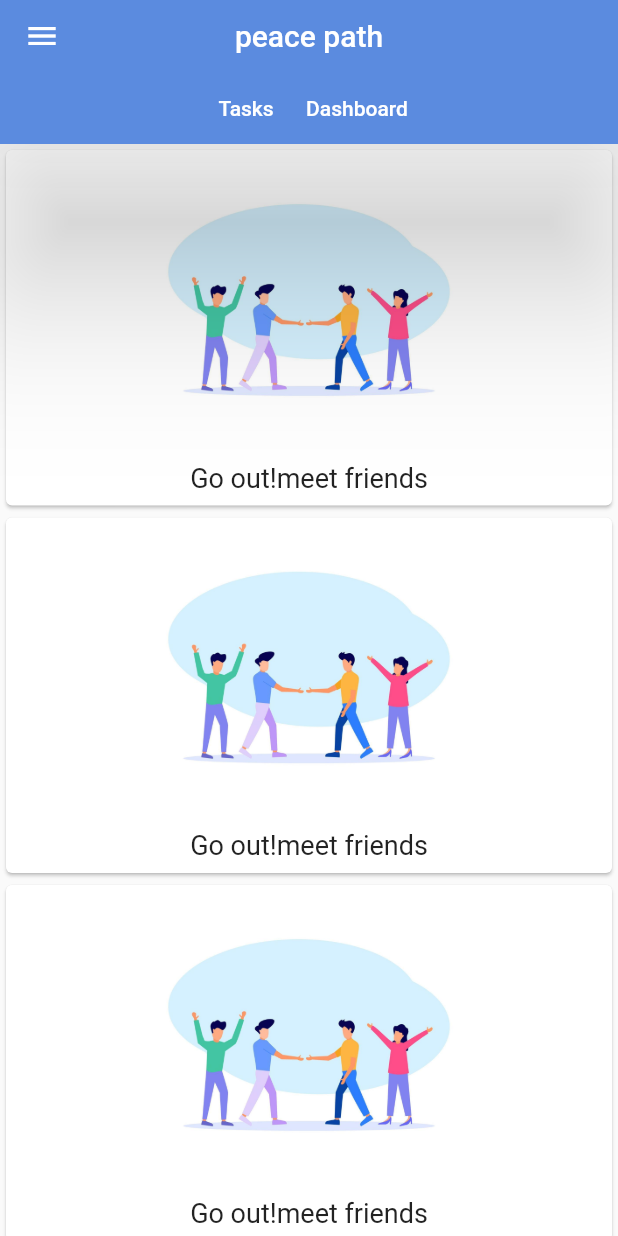
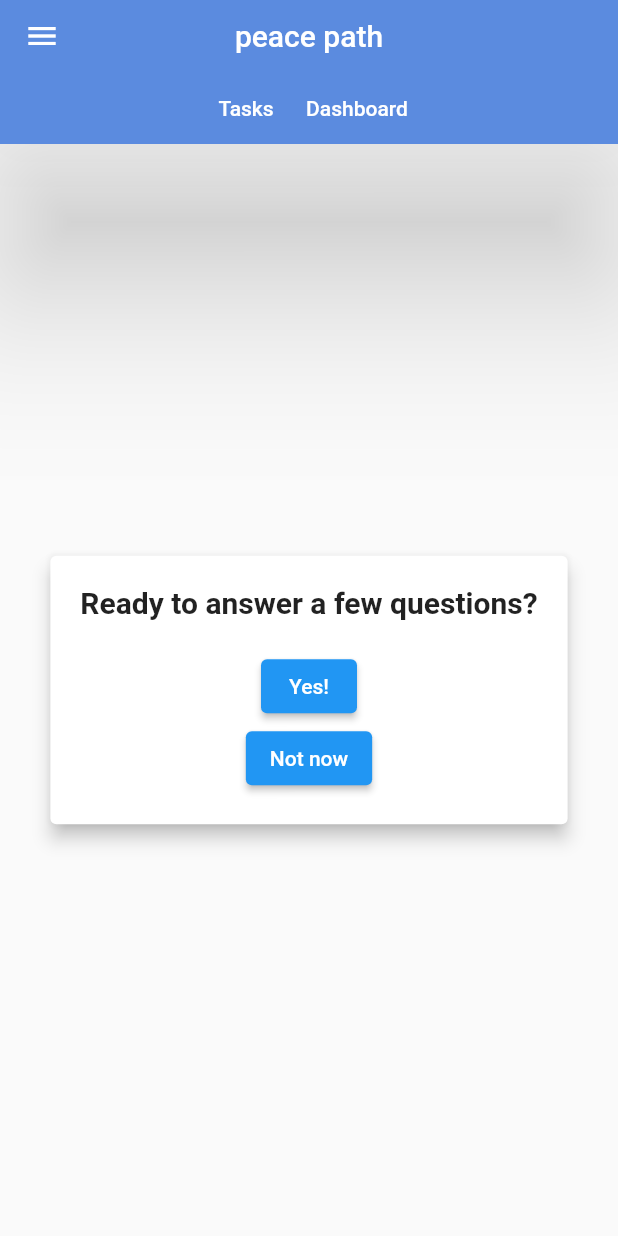
Before and after one commit to MayaAtwan/Mental_Health_tracker, a Flutter app: the screen it shows after launch, on a phone screen of 412 x 824 dp. Run offline on Flutter 3.47's test engine with Material 2 defaults, Android fonts, the light colour scheme and no system bars.

Commit message:
add the question at the main page

```diff
--- a/lib/CustomTabBar.dart
+++ b/lib/CustomTabBar.dart
@@ -1,5 +1,6 @@
 import 'package:flutter/material.dart';
 import 'package:flutter/services.dart';
+import 'screens/DrawerBar.dart';
 
 AppBar customAppBar() {
   return AppBar(
@@ -10,7 +11,9 @@ AppBar customAppBar() {
     leading: IconButton(
       icon: const Icon(Icons.menu),
       tooltip: 'Menu Icon',
-      onPressed: () {},
+      onPressed: () {
+        DrawerBar;
+      },
     ),
     systemOverlayStyle: SystemUiOverlayStyle.light,
     bottom: PreferredSize(
--- a/lib/main.dart
+++ b/lib/main.dart
@@ -1,5 +1,5 @@
 import 'package:flutter/material.dart';
-import 'package:mental_health_tracker/screens/Tasks.dart';
+import 'package:mental_health_tracker/CustomTabBar.dart';
 
 void main() {
   runApp(MyApp());
@@ -9,7 +9,71 @@ class MyApp extends StatelessWidget {
   @override
   Widget build(BuildContext context) {
     return MaterialApp(
-      home: TasksPage(), // Specify the TasksPage as the home page
+      home: QuestionScreen(),
     );
   }
 }
+
+class QuestionScreen extends StatelessWidget {
+  @override
+  Widget build(BuildContext context) {
+    return Scaffold(
+      appBar: customAppBar(),
+      body: Center(
+        child: QuestionWidget(),
+      ),
+    );
+  }
+}
+
+class QuestionWidget extends StatelessWidget {
+  final String question;
+  final Map<String, dynamic> answerChoices;
+
+  QuestionWidget({
+    this.question = 'Ready to answer a few questions?',
+    this.answerChoices = const {
+      "Yes!": null,
+      "Not now": null,
+    },
+  });
+
+  @override
+  Widget build(BuildContext context) {
+    return Column(
+      mainAxisAlignment: MainAxisAlignment.center,
+      children: <Widget>[
+        Card(
+          elevation: 5, // Adjust the elevation as needed
+          margin: EdgeInsets.all(20), // Adjust the margin as needed
+          child: Padding(
+            padding: const EdgeInsets.all(20),
+            child: Column(
+              children: <Widget>[
+                Text(
+                  question,
+                  style: TextStyle(
+                    fontSize: 20,
+                    fontWeight:
+                        FontWeight.bold, // Make the text bold for a formal look
+                  ),
+                ),
+                SizedBox(height: 20),
+                Column(
+                  children: answerChoices.keys.map((choice) {
+                    return ElevatedButton(
+                      onPressed: () {
+                        // Handle the choice here, e.g., navigate to the next question or perform an action.
+                      },
+                      child: Text(choice),
+                    );
+                  }).toList(),
+                ),
+              ],
+            ),
+          ),
+        ),
+      ],
+    );
+  }
+}
```
Also changed, not shown: lib/screens/DrawerBar.dart (+4 -16 lines), 11 other files.
